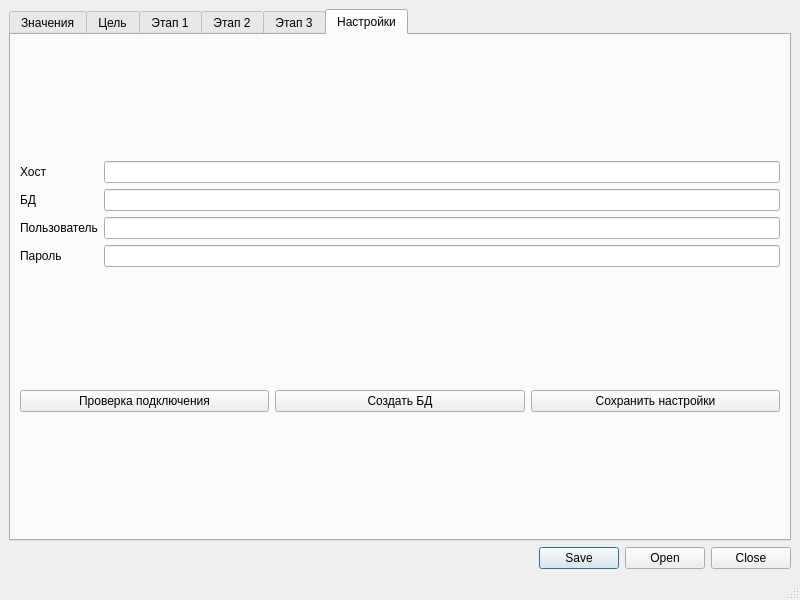
Before: the Qt Designer form ui/form.ui in apdashi/generator, drawn with Qt 5.
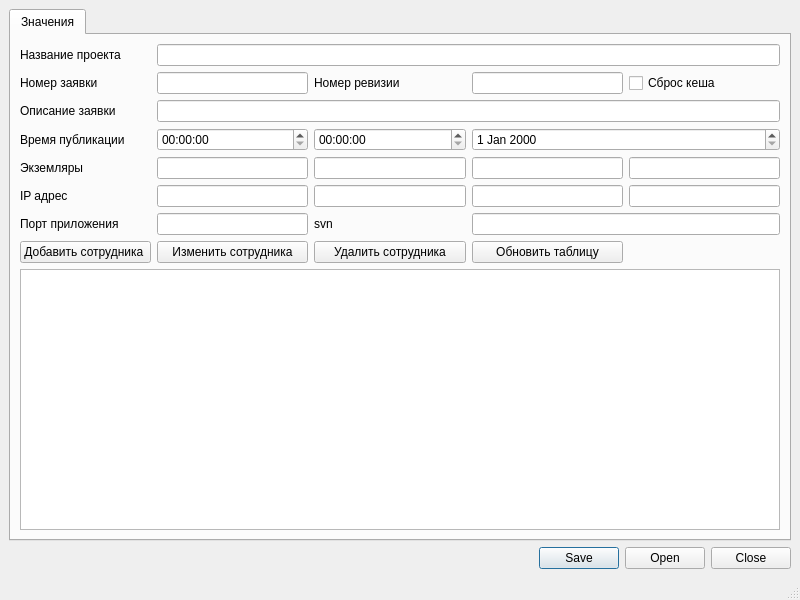
After: the same form once the commit is applied. The open tabs and pages were chosen to show the change.

```diff
--- a/ui/form.ui
+++ b/ui/form.ui
@@ -15,6 +15,13 @@
   </property>
   <widget class="QWidget" name="centralwidget">
    <layout class="QGridLayout" name="gridLayout">
+    <item row="1" column="0">
+     <widget class="QDialogButtonBox" name="buttonBox">
+      <property name="standardButtons">
+       <set>QDialogButtonBox::Close|QDialogButtonBox::Open|QDialogButtonBox::Save</set>
+      </property>
+     </widget>
+    </item>
     <item row="0" column="0">
      <widget class="QTabWidget" name="tabWidget">
       <property name="enabled">
@@ -198,173 +205,6 @@
         </item>
        </layout>
       </widget>
-      <widget class="QWidget" name="stage_4">
-       <property name="enabled">
-        <bool>false</bool>
-       </property>
-       <property name="acceptDrops">
-        <bool>false</bool>
-       </property>
-       <attribute name="title">
-        <string>Цель</string>
-       </attribute>
-       <layout class="QGridLayout" name="gridLayout_12">
-        <item row="0" column="0">
-         <layout class="QGridLayout" name="gridLayout_8">
-          <item row="1" column="0">
-           <widget class="QTextEdit" name="title"/>
-          </item>
-          <item row="0" column="0">
-           <widget class="QLabel" name="label">
-            <property name="text">
-             <string>Колонтитул</string>
-            </property>
-           </widget>
-          </item>
-          <item row="3" column="0">
-           <widget class="QTextEdit" name="target"/>
-          </item>
-          <item row="2" column="0">
-           <widget class="QLabel" name="label_2">
-            <property name="text">
-             <string>Цель</string>
-            </property>
-           </widget>
-          </item>
-         </layout>
-        </item>
-       </layout>
-      </widget>
-      <widget class="QWidget" name="stage_1">
-       <property name="enabled">
-        <bool>false</bool>
-       </property>
-       <attribute name="title">
-        <string>Этап 1</string>
-       </attribute>
-       <layout class="QGridLayout" name="gridLayout_5">
-        <item row="0" column="0">
-         <layout class="QGridLayout" name="gridLayout_4">
-          <item row="0" column="0">
-           <widget class="QTextEdit" name="stage_1_text"/>
-          </item>
-         </layout>
-        </item>
-       </layout>
-      </widget>
-      <widget class="QWidget" name="stage_2">
-       <property name="enabled">
-        <bool>false</bool>
-       </property>
-       <attribute name="title">
-        <string>Этап 2</string>
-       </attribute>
-       <layout class="QGridLayout" name="gridLayout_10">
-        <item row="0" column="0">
-         <layout class="QGridLayout" name="gridLayout_6">
-          <item row="0" column="0">
-           <widget class="QTextEdit" name="stage_2_text"/>
-          </item>
-         </layout>
-        </item>
-       </layout>
-      </widget>
-      <widget class="QWidget" name="stage_3">
-       <property name="enabled">
-        <bool>false</bool>
-       </property>
-       <attribute name="title">
-        <string>Этап 3</string>
-       </attribute>
-       <layout class="QGridLayout" name="gridLayout_11">
-        <item row="0" column="0">
-         <layout class="QGridLayout" name="gridLayout_7">
-          <item row="0" column="0">
-           <widget class="QTextEdit" name="stage_3_text"/>
-          </item>
-         </layout>
-        </item>
-       </layout>
-      </widget>
-      <widget class="QWidget" name="configure">
-       <attribute name="title">
-        <string>Настройки</string>
-       </attribute>
-       <layout class="QGridLayout" name="gridLayout_13">
-        <item row="1" column="2">
-         <widget class="QPushButton" name="saveConfig">
-          <property name="text">
-           <string>Сохранить настройки</string>
-          </property>
-         </widget>
-        </item>
-        <item row="1" column="1">
-         <widget class="QPushButton" name="createDB">
-          <property name="text">
-           <string>Создать БД</string>
-          </property>
-         </widget>
-        </item>
-        <item row="1" column="0">
-         <widget class="QPushButton" name="checkDB">
-          <property name="text">
-           <string>Проверка подключения</string>
-          </property>
-         </widget>
-        </item>
-        <item row="0" column="0" colspan="3">
-         <layout class="QGridLayout" name="gridLayout_9">
-          <item row="0" column="0">
-           <widget class="QLabel" name="label_12">
-            <property name="text">
-             <string>Хост</string>
-            </property>
-           </widget>
-          </item>
-          <item row="0" column="1">
-           <widget class="QLineEdit" name="host"/>
-          </item>
-          <item row="1" column="0">
-           <widget class="QLabel" name="label_13">
-            <property name="text">
-             <string>БД</string>
-            </property>
-           </widget>
-          </item>
-          <item row="3" column="0">
-           <widget class="QLabel" name="label_15">
-            <property name="text">
-             <string>Пароль</string>
-            </property>
-           </widget>
-          </item>
-          <item row="1" column="1">
-           <widget class="QLineEdit" name="dbname"/>
-          </item>
-          <item row="2" column="0">
-           <widget class="QLabel" name="label_14">
-            <property name="text">
-             <string>Пользователь</string>
-            </property>
-           </widget>
-          </item>
-          <item row="2" column="1">
-           <widget class="QLineEdit" name="user"/>
-          </item>
-          <item row="3" column="1">
-           <widget class="QLineEdit" name="password"/>
-          </item>
-         </layout>
-        </item>
-       </layout>
-      </widget>
-     </widget>
-    </item>
-    <item row="1" column="0">
-     <widget class="QDialogButtonBox" name="buttonBox">
-      <property name="standardButtons">
-       <set>QDialogButtonBox::Close|QDialogButtonBox::Open|QDialogButtonBox::Save</set>
-      </property>
      </widget>
     </item>
    </layout>
```
